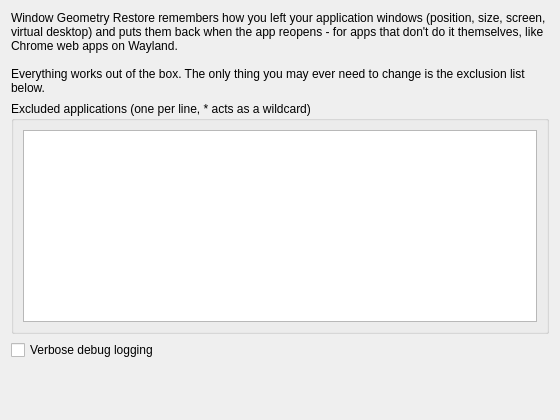
Old version of the form src/contents/ui/config.ui in the repository IamAndelib/window-geometry-restore.
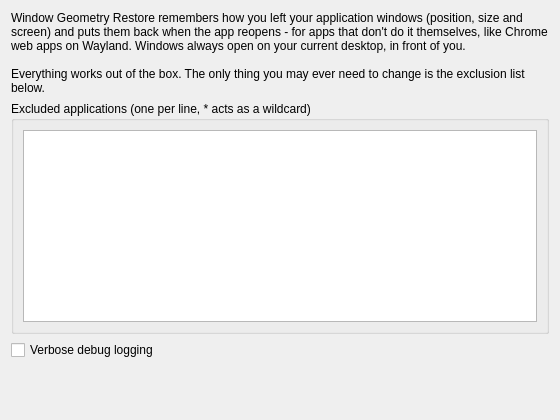
New version of the form.

Commit message: Correct the settings dialog intro text to geometry-only behavior

What changed in the file:
```diff
--- a/src/contents/ui/config.ui
+++ b/src/contents/ui/config.ui
@@ -14,7 +14,7 @@
    <item>
     <widget class="QLabel" name="introLabel">
      <property name="text">
-      <string>Window Geometry Restore remembers how you left your application windows (position, size, screen, virtual desktop) and puts them back when the app reopens - for apps that don't do it themselves, like Chrome web apps on Wayland.
+      <string>Window Geometry Restore remembers how you left your application windows (position, size and screen) and puts them back when the app reopens - for apps that don't do it themselves, like Chrome web apps on Wayland. Windows always open on your current desktop, in front of you.
 
 Everything works out of the box. The only thing you may ever need to change is the exclusion list below.</string>
      </property>
```
